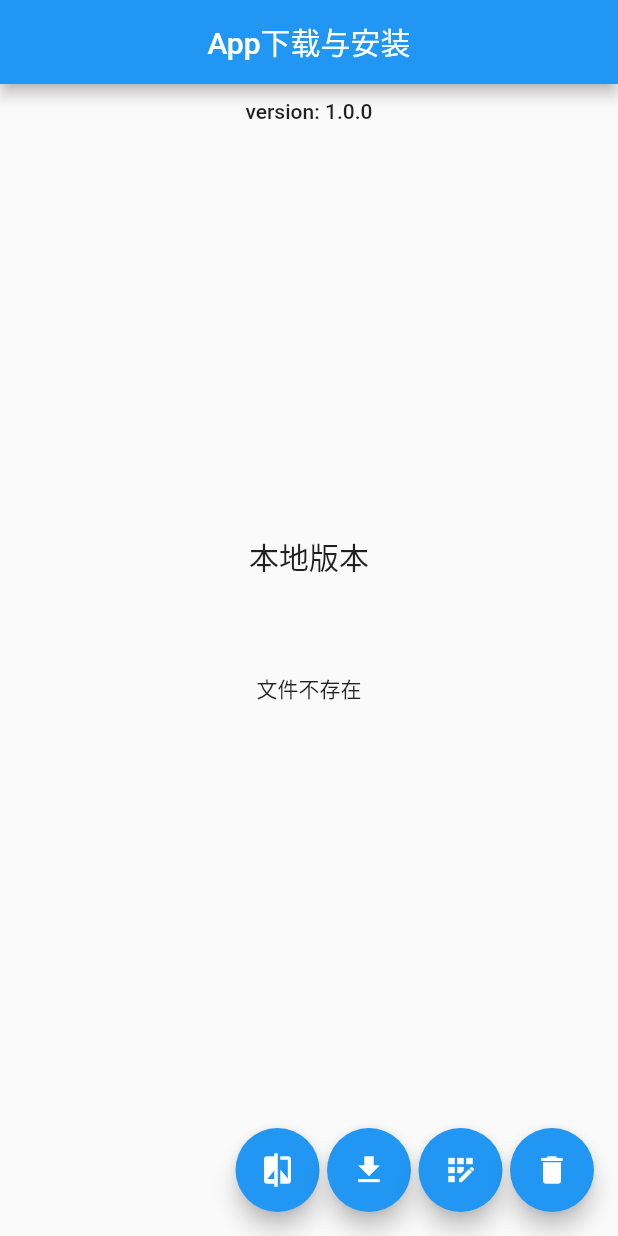
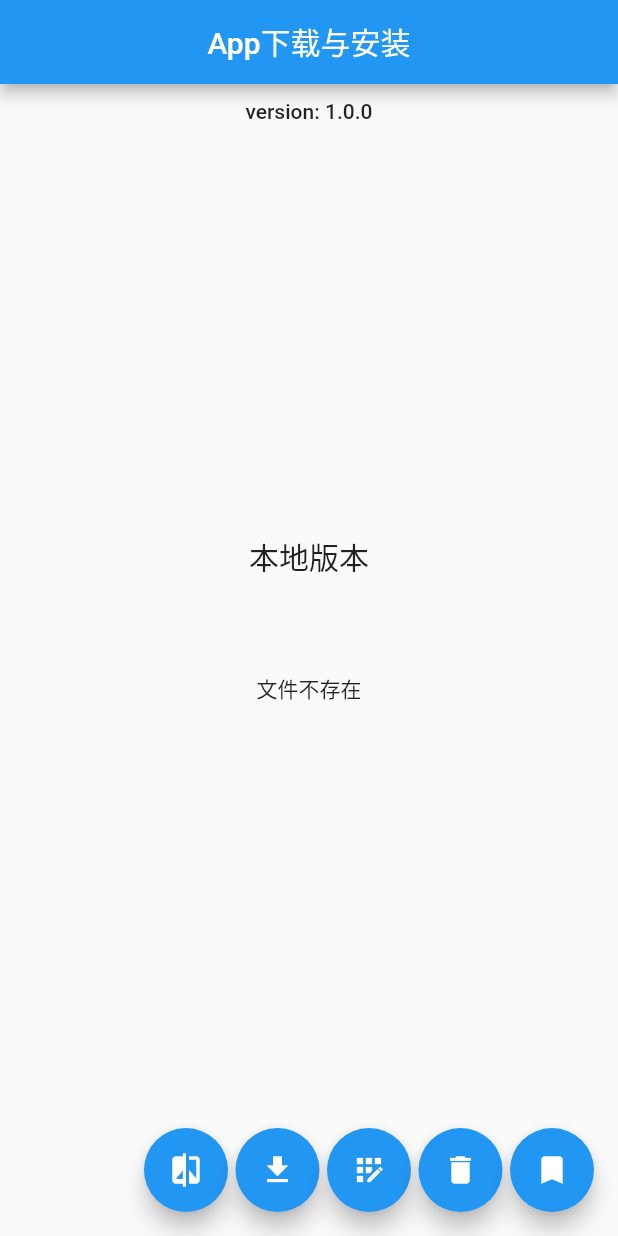
Before and after one commit to EarlyAnt/flutter_downloader, a Flutter app: the screen it shows after launch, after a tap on the "delete" icon, on a phone screen of 412 x 824 dp. Run offline on Flutter 3.47's test engine with Material 2 defaults, Android fonts, the phone set to English and light mode, and no system bars; our stand-ins replace dio, package_info, permission_handler; missing offline and left inert: fimber_io, install_plugin, vs_scrollbar; statements that could not run were skipped.

Commit message:
1.pubspec.yaml脚本，flutter_fimber插件用fimber_io插件替换。引用vs_scro插件。 2.main.dart脚本，除DebugTree外，再种一个FimberFileTree，用于记录日志到文件。 3.home_page.dart脚本，增加打开日志文件的按钮。 4.downloader.dart脚本，替换插件。 5.log_file_page.dart脚本，显示日志文件内容。

```diff
--- a/down_loader/lib/downloader.dart
+++ b/down_loader/lib/downloader.dart
@@ -1,7 +1,7 @@
 import 'dart:io';
 
 import 'package:dio/dio.dart';
-import 'package:flutter_fimber/flutter_fimber.dart';
+import 'package:fimber_io/fimber_io.dart';
 import 'package:path_provider/path_provider.dart';
 import 'package:permission_handler/permission_handler.dart';
 
--- a/down_loader/lib/home_page.dart
+++ b/down_loader/lib/home_page.dart
@@ -1,11 +1,13 @@
 import 'dart:convert';
 import 'dart:io';
 
+import 'package:down_loader/log_file_page.dart';
+import 'package:fimber_io/fimber_io.dart';
 import 'package:flutter/material.dart';
-import 'package:flutter_fimber/flutter_fimber.dart';
 // ignore: import_of_legacy_library_into_null_safe
 import 'package:install_plugin/install_plugin.dart';
 import 'package:package_info/package_info.dart';
+import 'package:path_provider/path_provider.dart';
 
 import 'data.dart';
 import 'downloader.dart';
@@ -126,10 +128,32 @@ class _HomePageState extends State<HomePage> {
               heroTag: "forth",
               child: const Icon(Icons.delete),
             ),
+            const SizedBox(width: 5),
+            FloatingActionButton(
+              onPressed: _openLogFile,
+              backgroundColor:
+                  value == PageStates.ready ? Colors.blue : Colors.grey,
+              tooltip: 'Log',
+              heroTag: "fifth",
+              child: const Icon(Icons.bookmark),
+            ),
           ],
         ),
       ),
     );
+  }
+
+  void _openLogFile() async {
+    _pageStateNotifier.value = PageStates.showLog;
+    var storageDir = await getExternalStorageDirectory();
+    var logFileName = "${storageDir?.path}/my-Log-File.txt";
+    File file = File(logFileName);
+    if (await file.exists()) {
+      var contents = await file.readAsString();
+      await Navigator.of(context).push(MaterialPageRoute(
+          builder: (context) => LogFilePage(fileContent: contents)));
+      _pageStateNotifier.value = PageStates.ready;
+    }
   }
 
   void _compareVersion() async {
@@ -205,10 +229,12 @@ class _HomePageState extends State<HomePage> {
       await _file!.delete();
       _pageStateNotifier.value = PageStates.ready;
       _messageNotifier.value = "已删除文件";
+      Fimber.w("文件已删除");
     } else {
       _messageNotifier.value = "文件不存在";
+      Fimber.w("文件不存在");
     }
   }
 }
 
-enum PageStates { ready, comparing, downloading, installing, deleting }
+enum PageStates { ready, comparing, downloading, installing, deleting, showLog }
--- a/down_loader/lib/main.dart
+++ b/down_loader/lib/main.dart
@@ -1,12 +1,23 @@
+import 'package:fimber_io/fimber_io.dart';
 import 'package:flutter/material.dart';
-import 'package:flutter_fimber/flutter_fimber.dart';
+import 'package:path_provider/path_provider.dart';
 
 import 'splash_screen_page.dart';
 
-void main() {
+void main() async {
+  runApp(const MyApp());
+
+  var storageDir = await getExternalStorageDirectory();
+  var logFileName = "${storageDir?.path}/my-Log-File.txt";
+
+  Fimber.plantTree(FimberFileTree(logFileName,
+      logFormat:
+          "${CustomFormatTree.timeStampToken}: ${CustomFormatTree.messageToken}"));
+
   Fimber.plantTree(DebugTree());
-  runApp(const MyApp());
+
   Fimber.i("----App Run----");
+  Fimber.i("log file path: $logFileName");
 }
 
 class MyApp extends StatelessWidget {
--- a/down_loader/pubspec.yaml
+++ b/down_loader/pubspec.yaml
@@ -34,12 +34,13 @@ dependencies:
   # The following adds the Cupertino Icons font to your application.
   # Use with the CupertinoIcons class for iOS style icons.
   cupertino_icons: ^1.0.2
-  flutter_fimber: ^0.6.1
   package_info: ^2.0.2
+  fimber_io: ^0.6.5
   dio: ^4.0.0
   path_provider: ^2.0.2
   permission_handler: ^6.1.1
   install_plugin: ^2.0.1
+  vs_scrollbar: ^0.2.1
 
 dev_dependencies:
   flutter_test:
```
Also changed, not shown: down_loader/lib/log_file_page.dart (added, +45 -0 lines), down_loader/pubspec.lock.
